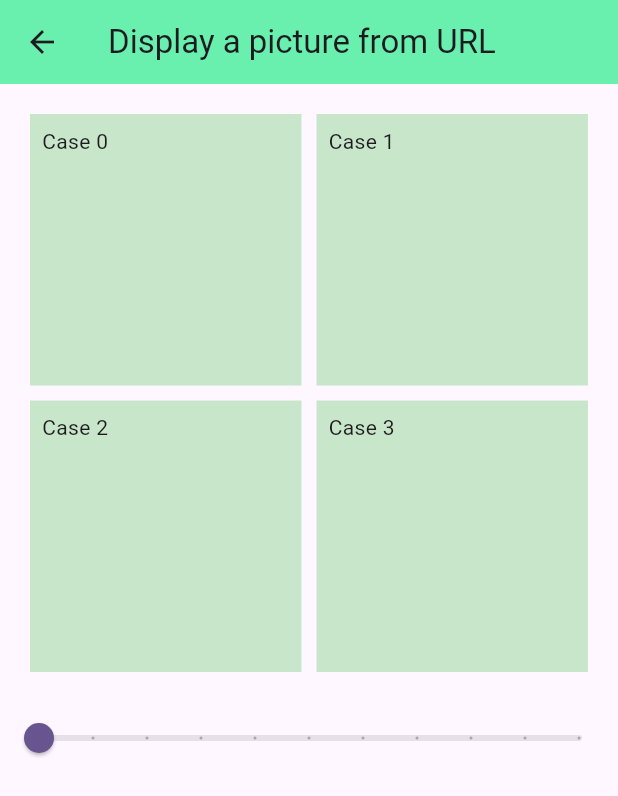
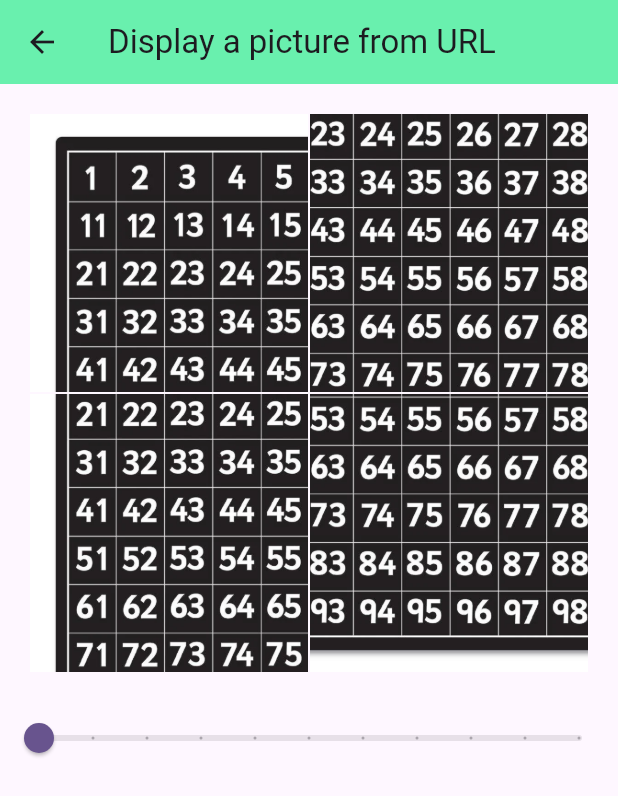
Before and after one commit to Bantortek/UV-AMSE, a Flutter app: the Ex5Page screen opened directly, on a phone screen of 412 x 824 dp. Shown: the top 796 px of the screen. Run offline on Flutter 3.47's test engine with Material 3 defaults, Android fonts, the phone set to English and light mode, and no system bars.

Commit message:
Ex5
ne marche pas, il faut travailler sur les coordonnées X Y des tiles

```diff
--- a/tp2/lib/Ex5.dart
+++ b/tp2/lib/Ex5.dart
@@ -1,4 +1,31 @@
 import 'package:flutter/material.dart';
+
+class ImageTile {
+  String imagePath;
+  int size;
+  int i;
+
+
+  ImageTile({required this.imagePath, required this.size, required this.i});
+
+  Widget croppedImageTile() {
+    double x = (i%size)/size;
+    double y = (i/size).ceilToDouble()/size;
+
+    return FittedBox(
+      fit: BoxFit.fill,
+      child: ClipRect(
+        child: Align(
+          alignment: FractionalOffset(x, y),
+          widthFactor: 1/size,
+          heightFactor: 1/size,
+          child: Image(image: AssetImage(imagePath)),
+        ),
+      ),
+    );
+  }
+}
+
 
 class Ex5Page extends StatefulWidget {
   const Ex5Page({super.key});
@@ -10,22 +37,27 @@ class Ex5Page extends StatefulWidget {
 class _Ex5PageState extends State<Ex5Page> {
   int grid_size = 2;
 
+  Widget createTileWidgetFrom(ImageTile tile) {
+    return InkWell(
+      child: tile.croppedImageTile(),
+      onTap: () {
+        print("tapped on tile");
+      },
+    );
+  }
 
   GridView gridMaker(int size){
     List<Widget> tiles = [];
     for(var i = 0; i<size*size; i++){
-      tiles.add(Container(
-            padding: const EdgeInsets.all(8),
-            color: Colors.green[100],
-            child: Text("Case $i"),
-          ),);
+      ImageTile tile = ImageTile(imagePath: 'assets/test_img.jpg', size:size, i:i);
+      tiles.add(createTileWidgetFrom(tile));
     }
     GridView grid = GridView.count(
               shrinkWrap: true,
               primary: false,
               padding: const EdgeInsets.all(20),
-              crossAxisSpacing: 10,
-              mainAxisSpacing: 10,
+              crossAxisSpacing: 1,
+              mainAxisSpacing: 1,
               crossAxisCount: size,
               children: tiles
             );
--- a/tp2/pubspec.yaml
+++ b/tp2/pubspec.yaml
@@ -87,3 +87,5 @@ flutter:
   #
   # For details regarding fonts from package dependencies,
   # see https://flutter.dev/to/font-from-package
+  assets:
+    - assets/test_img.jpg
```
Also changed, not shown: tp2/assets/test_img.jpg (added).
